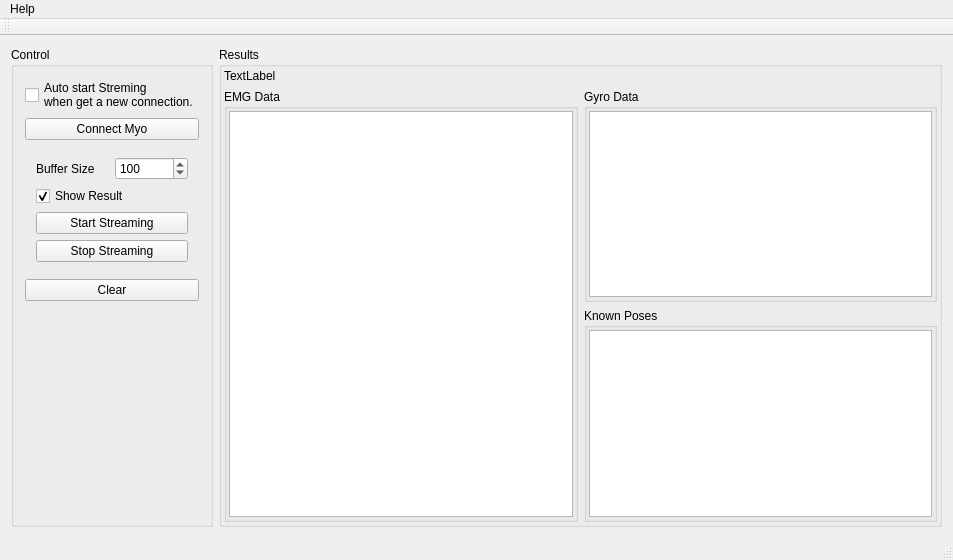
Before: the Qt Designer form mainwindow.ui in csavur/MyoLSLRelay, drawn with Qt 5.
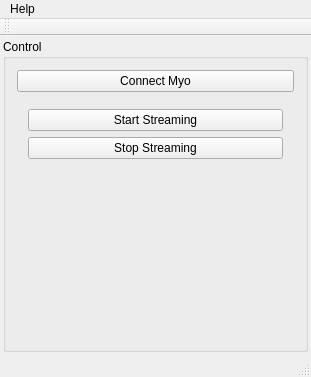
After: the same form once the commit is applied. Icons and pictures are not drawn.

Diff of the .ui file:
```diff
--- a/mainwindow.ui
+++ b/mainwindow.ui
@@ -6,15 +6,27 @@
    <rect>
     <x>0</x>
     <y>0</y>
-    <width>953</width>
-    <height>560</height>
+    <width>311</width>
+    <height>377</height>
    </rect>
   </property>
   <property name="windowTitle">
    <string>Myo Server</string>
   </property>
   <widget class="QWidget" name="centralWidget">
-   <layout class="QGridLayout" name="gridLayout" columnstretch="2,10">
+   <layout class="QGridLayout" name="gridLayout" columnstretch="2">
+    <property name="leftMargin">
+     <number>3</number>
+    </property>
+    <property name="topMargin">
+     <number>3</number>
+    </property>
+    <property name="rightMargin">
+     <number>3</number>
+    </property>
+    <property name="bottomMargin">
+     <number>3</number>
+    </property>
     <item row="0" column="0">
      <widget class="QGroupBox" name="groupBox">
       <property name="title">
@@ -22,73 +34,6 @@
       </property>
       <layout class="QGridLayout" name="gridLayout_3">
        <item row="2" column="0">
-        <widget class="QWidget" name="widgetControlPanel" native="true">
-         <layout class="QGridLayout" name="gridLayout_4">
-          <item row="2" column="0" colspan="2">
-           <widget class="QPushButton" name="pushButtonStartStreaming">
-            <property name="text">
-             <string>Start Streaming</string>
-            </property>
-            <property name="icon">
-             <iconset resource="images.qrc">
-              <normaloff>:/images/start.png</normaloff>:/images/start.png</iconset>
-            </property>
-            <property name="iconSize">
-             <size>
-              <width>24</width>
-              <height>24</height>
-             </size>
-            </property>
-           </widget>
-          </item>
-          <item row="0" column="1">
-           <widget class="QSpinBox" name="spinBoxBufferSize">
-            <property name="maximum">
-             <number>4000</number>
-            </property>
-            <property name="value">
-             <number>100</number>
-            </property>
-           </widget>
-          </item>
-          <item row="3" column="0" colspan="2">
-           <widget class="QPushButton" name="pushButtonStopStreaming">
-            <property name="text">
-             <string>Stop Streaming</string>
-            </property>
-            <property name="icon">
-             <iconset resource="images.qrc">
-              <normaloff>:/images/stop.png</normaloff>:/images/stop.png</iconset>
-            </property>
-            <property name="iconSize">
-             <size>
-              <width>24</width>
-              <height>24</height>
-             </size>
-            </property>
-           </widget>
-          </item>
-          <item row="0" column="0">
-           <widget class="QLabel" name="label">
-            <property name="text">
-             <string>Buffer Size</string>
-            </property>
-           </widget>
-          </item>
-          <item row="1" column="0" colspan="2">
-           <widget class="QCheckBox" name="checkBoxResult">
-            <property name="text">
-             <string>Show Result</string>
-            </property>
-            <property name="checked">
-             <bool>true</bool>
-            </property>
-           </widget>
-          </item>
-         </layout>
-        </widget>
-       </item>
-       <item row="4" column="0">
         <spacer name="verticalSpacer">
          <property name="orientation">
           <enum>Qt::Vertical</enum>
@@ -101,32 +46,7 @@
          </property>
         </spacer>
        </item>
-       <item row="3" column="0">
-        <widget class="QPushButton" name="pushButtonClear">
-         <property name="text">
-          <string>Clear</string>
-         </property>
-         <property name="icon">
-          <iconset resource="images.qrc">
-           <normaloff>:/images/trash.png</normaloff>:/images/trash.png</iconset>
-         </property>
-         <property name="iconSize">
-          <size>
-           <width>24</width>
-           <height>24</height>
-          </size>
-         </property>
-        </widget>
-       </item>
        <item row="0" column="0">
-        <widget class="QCheckBox" name="checkBoxAutoStart">
-         <property name="text">
-          <string>Auto start Streming 
-when get a new connection.</string>
-         </property>
-        </widget>
-       </item>
-       <item row="1" column="0">
         <widget class="QPushButton" name="pushButtonConnect">
          <property name="text">
           <string>Connect Myo</string>
@@ -143,118 +63,46 @@
          </property>
         </widget>
        </item>
-      </layout>
-     </widget>
-    </item>
-    <item row="0" column="1">
-     <widget class="QGroupBox" name="groupBox_2">
-      <property name="title">
-       <string>Results</string>
-      </property>
-      <layout class="QGridLayout" name="gridLayout_7">
-       <property name="leftMargin">
-        <number>2</number>
-       </property>
-       <property name="topMargin">
-        <number>2</number>
-       </property>
-       <property name="rightMargin">
-        <number>2</number>
-       </property>
-       <property name="bottomMargin">
-        <number>2</number>
-       </property>
-       <item row="1" column="0" rowspan="2">
-        <widget class="QGroupBox" name="groupBox_3">
-         <property name="title">
-          <string>EMG Data</string>
-         </property>
-         <layout class="QGridLayout" name="gridLayout_2">
-          <property name="leftMargin">
-           <number>2</number>
-          </property>
-          <property name="topMargin">
-           <number>2</number>
-          </property>
-          <property name="rightMargin">
-           <number>2</number>
-          </property>
-          <property name="bottomMargin">
-           <number>2</number>
-          </property>
-          <item row="0" column="0">
-           <widget class="QTextEdit" name="textEditEMGResult"/>
-          </item>
-         </layout>
-        </widget>
-       </item>
-       <item row="1" column="1">
-        <widget class="QGroupBox" name="groupBox_4">
-         <property name="title">
-          <string>Gyro Data</string>
-         </property>
-         <layout class="QGridLayout" name="gridLayout_5">
-          <property name="leftMargin">
-           <number>2</number>
-          </property>
-          <property name="topMargin">
-           <number>2</number>
-          </property>
-          <property name="rightMargin">
-           <number>2</number>
-          </property>
-          <property name="bottomMargin">
-           <number>2</number>
-          </property>
-          <item row="0" column="0">
-           <widget class="QTextEdit" name="textEditGYROResult">
-            <property name="font">
-             <font>
-              <pointsize>12</pointsize>
-             </font>
+       <item row="1" column="0">
+        <widget class="QWidget" name="widgetControlPanel" native="true">
+         <layout class="QGridLayout" name="gridLayout_4">
+          <item row="1" column="0" colspan="2">
+           <widget class="QPushButton" name="pushButtonStopStreaming">
+            <property name="text">
+             <string>Stop Streaming</string>
             </property>
+            <property name="icon">
+             <iconset resource="images.qrc">
+              <normaloff>:/images/stop.png</normaloff>:/images/stop.png</iconset>
+            </property>
+            <property name="iconSize">
+             <size>
+              <width>24</width>
+              <height>24</height>
+             </size>
+            </property>
            </widget>
           </item>
-         </layout>
-        </widget>
-       </item>
-       <item row="2" column="1">
-        <widget class="QGroupBox" name="groupBox_5">
-         <property name="title">
-          <string>Known Poses</string>
-         </property>
-         <layout class="QGridLayout" name="gridLayout_6">
-          <property name="leftMargin">
-           <number>2</number>
-          </property>
-          <property name="topMargin">
-           <number>2</number>
-          </property>
-          <property name="rightMargin">
-           <number>2</number>
-          </property>
-          <property name="bottomMargin">
-           <number>2</number>
-          </property>
-          <item row="0" column="0">
-           <widget class="QTextEdit" name="textEditPose">
-            <property name="font">
-             <font>
-              <pointsize>16</pointsize>
-             </font>
+          <item row="0" column="0" colspan="2">
+           <widget class="QPushButton" name="pushButtonStartStreaming">
+            <property name="text">
+             <string>Start Streaming</string>
             </property>
+            <property name="icon">
+             <iconset resource="images.qrc">
+              <normaloff>:/images/start.png</normaloff>:/images/start.png</iconset>
+            </property>
+            <property name="iconSize">
+             <size>
+              <width>24</width>
+              <height>24</height>
+             </size>
+            </property>
            </widget>
           </item>
          </layout>
         </widget>
        </item>
-       <item row="0" column="0" colspan="2">
-        <widget class="QLabel" name="labelStatus">
-         <property name="text">
-          <string>TextLabel</string>
-         </property>
-        </widget>
-       </item>
       </layout>
      </widget>
     </item>
@@ -265,7 +113,7 @@
     <rect>
      <x>0</x>
      <y>0</y>
-     <width>953</width>
+     <width>311</width>
      <height>21</height>
     </rect>
    </property>
```
Left out of the diff: 4 changed lines with no effect on the pictures.
